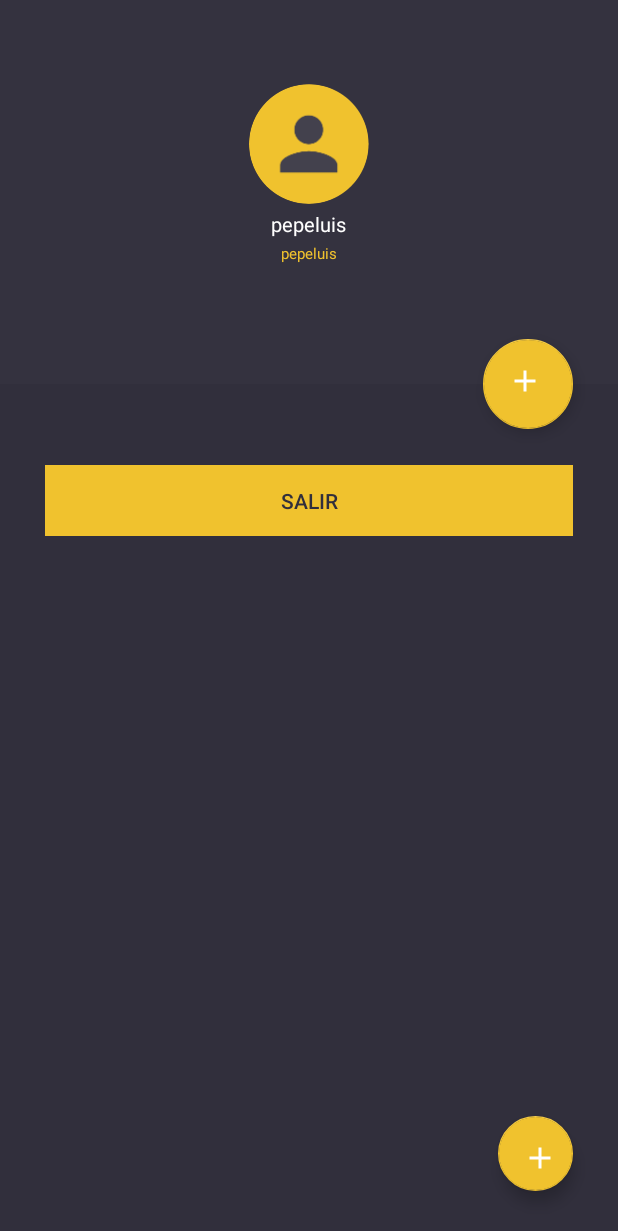
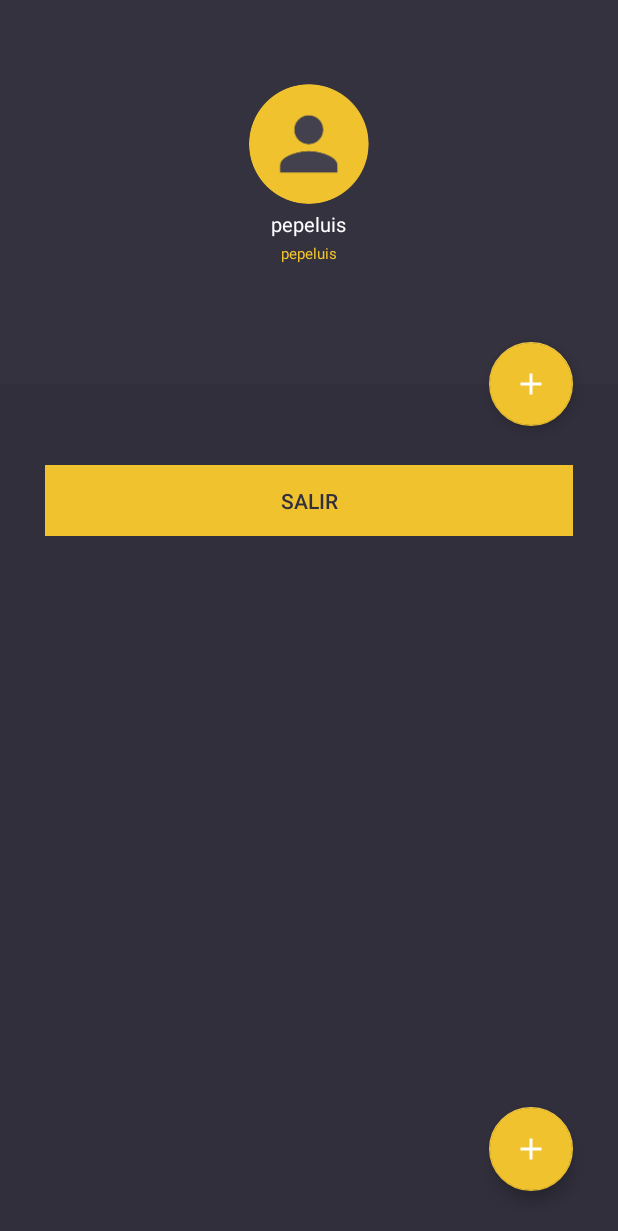
Before and after one commit to javigbox/laporra, an Android app: the layout activity_main.xml on its own in the app's theme, with its tools: preview values and no code run, on a phone screen of 412 x 824 dp. Shown: the top 1231 px of the screen. Run offline under Robolectric (Android 15) with nearby library versions, the phone set to English and light mode, and no system bars.

Commit message:
tamaño botones add

```diff
--- a/app/src/main/res/layout/activity_main.xml
+++ b/app/src/main/res/layout/activity_main.xml
@@ -129,22 +129,24 @@
 
         <android.support.design.widget.FloatingActionButton
             android:id="@+id/fab_bar"
-            android:layout_width="60dp"
-            android:layout_height="60dp"
+            android:layout_width="56dp"
+            android:layout_height="56dp"
             android:layout_margin="30dp"
             android:clickable="true"
             android:src="@drawable/ic_add_black_24dp"
             app:layout_anchor="@id/appbar"
-            app:layout_anchorGravity="bottom|right|end" />
+            app:layout_anchorGravity="bottom|right|end"
+            android:scaleType="center"/>
 
         <android.support.design.widget.FloatingActionButton
             android:id="@+id/fab"
-            android:layout_width="50dp"
-            android:layout_height="50dp"
+            android:layout_width="56dp"
+            android:layout_height="56dp"
             android:layout_gravity="end|bottom"
             android:layout_margin="30dp"
             android:clickable="true"
-            android:src="@drawable/ic_add_black_24dp" />
+            android:src="@drawable/ic_add_black_24dp"
+            android:scaleType="center"/>
 
     </android.support.design.widget.CoordinatorLayout>
 
```
